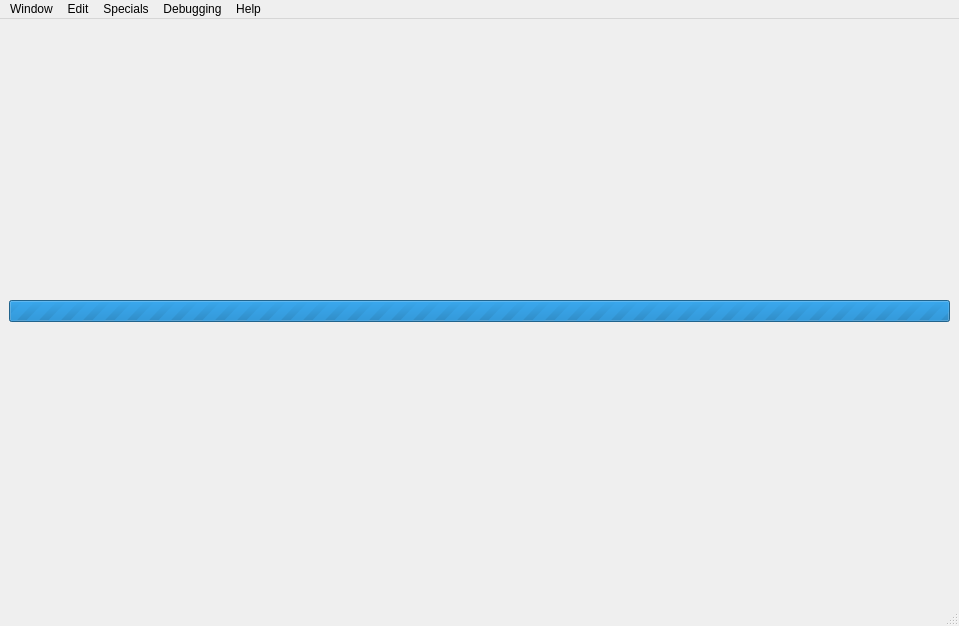
Above: OTModules/wFonts/wfonts.ui from pietr26/OMSI-Tools before the change. Below: the same form after it.
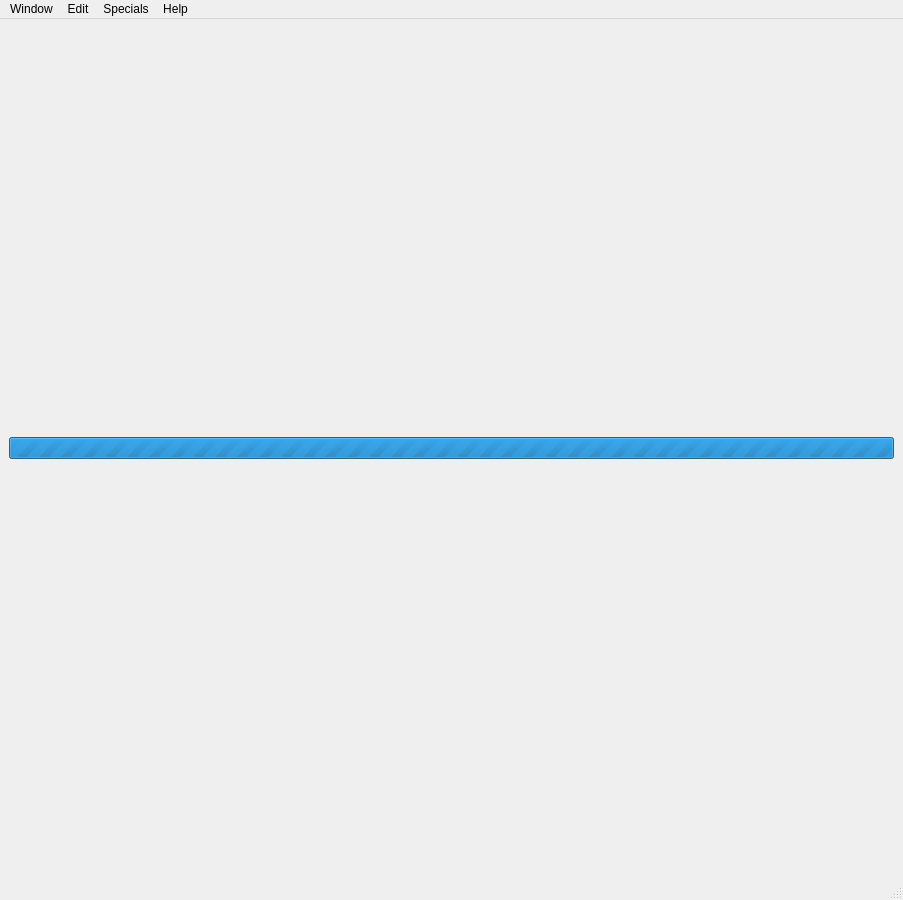
That is the form after the change. Icons and pictures are not drawn.

Commit message: Reworked open process

```diff
--- a/OTModules/wFonts/wfonts.ui
+++ b/OTModules/wFonts/wfonts.ui
@@ -6,8 +6,8 @@
    <rect>
     <x>0</x>
     <y>0</y>
-    <width>959</width>
-    <height>626</height>
+    <width>903</width>
+    <height>900</height>
    </rect>
   </property>
   <property name="windowTitle">
@@ -39,7 +39,7 @@
     <rect>
      <x>0</x>
      <y>0</y>
-     <width>959</width>
+     <width>903</width>
      <height>25</height>
     </rect>
    </property>
@@ -98,14 +98,7 @@
     <addaction name="separator"/>
     <addaction name="actionMoveCharUp"/>
     <addaction name="actionMoveCharDown"/>
-   </widget>
-   <widget class="QMenu" name="menuDebugging">
-    <property name="toolTip">
-     <string/>
-    </property>
-    <property name="title">
-     <string>Debugging</string>
-    </property>
+    <addaction name="separator"/>
     <addaction name="actionGoToNextError"/>
    </widget>
    <widget class="QMenu" name="menuHelp">
@@ -117,7 +110,6 @@
    <addaction name="menuFont"/>
    <addaction name="menuEdit"/>
    <addaction name="menuSpecials"/>
-   <addaction name="menuDebugging"/>
    <addaction name="menuHelp"/>
   </widget>
   <widget class="QStatusBar" name="statusbar"/>
```
The commit also changes 1 other file.
